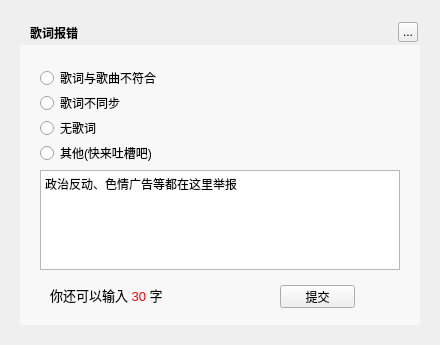
First picture: the form in TTKCore/musicUi/musicLrcmanager/musiclrcerrorwidget.ui, repository Greedysky/TTKMusicPlayer, before the edit.
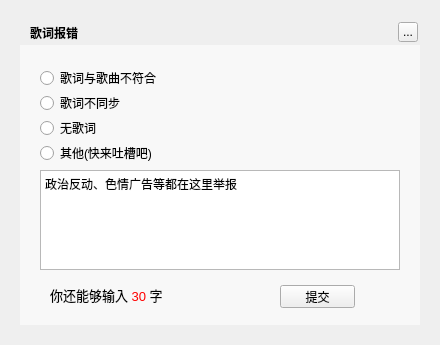
Second picture: the form after the edit.

The edit to the form file:
```diff
--- a/TTKCore/musicUi/musicLrcmanager/musiclrcerrorwidget.ui
+++ b/TTKCore/musicUi/musicLrcmanager/musiclrcerrorwidget.ui
@@ -160,7 +160,7 @@
     </rect>
    </property>
    <property name="text">
-    <string>&lt;html&gt;&lt;head/&gt;&lt;body&gt;&lt;p&gt;&lt;span style=&quot; font-size:10pt;&quot;&gt;你还可以输入 &lt;/span&gt;&lt;span style=&quot; font-size:10pt; color:#ff0000;&quot;&gt;30&lt;/span&gt;&lt;span style=&quot; font-size:10pt;&quot;&gt; 字&lt;/span&gt;&lt;/p&gt;&lt;/body&gt;&lt;/html&gt;</string>
+    <string>&lt;html&gt;&lt;head/&gt;&lt;body&gt;&lt;p&gt;&lt;span style=&quot; font-size:10pt;&quot;&gt;你还能够输入 &lt;/span&gt;&lt;span style=&quot; font-size:10pt; color:#ff0000;&quot;&gt;30&lt;/span&gt;&lt;span style=&quot; font-size:10pt;&quot;&gt; 字&lt;/span&gt;&lt;/p&gt;&lt;/body&gt;&lt;/html&gt;</string>
    </property>
   </widget>
   <zorder>background</zorder>
```
